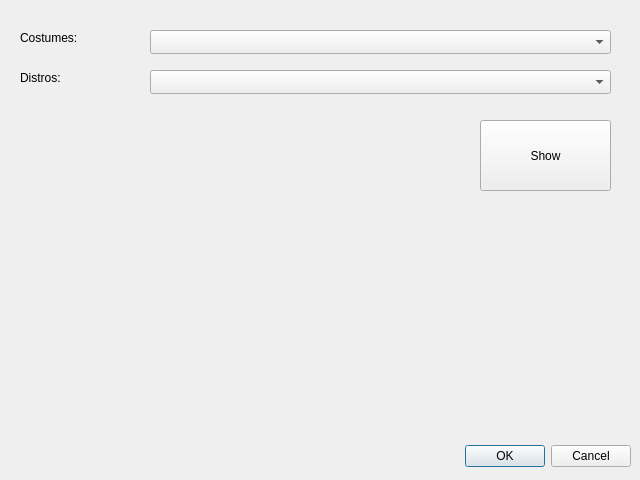
pieroproietti/pengui, file src/ui/wardrobe_show.ui: the form before one commit.
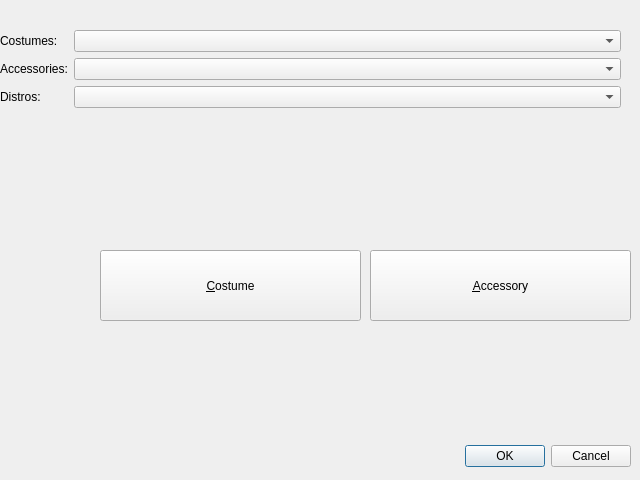
The form after the commit.

The edit to the form file:
```diff
--- a/src/ui/wardrobe_show.ui
+++ b/src/ui/wardrobe_show.ui
@@ -29,41 +29,28 @@
     <set>QDialogButtonBox::Cancel|QDialogButtonBox::Ok</set>
    </property>
   </widget>
-  <widget class="QLabel" name="labelCostumes">
+  <widget class="QPushButton" name="pushButtonShowCostume">
    <property name="geometry">
     <rect>
-     <x>20</x>
-     <y>30</y>
-     <width>101</width>
-     <height>16</height>
+     <x>100</x>
+     <y>250</y>
+     <width>261</width>
+     <height>71</height>
     </rect>
    </property>
    <property name="toolTip">
     <string>Costumes</string>
    </property>
    <property name="text">
-    <string>Costumes:</string>
+    <string>&amp;Costume</string>
    </property>
   </widget>
-  <widget class="QComboBox" name="comboBoxCostumes">
+  <widget class="QPushButton" name="pushButtonShowAccessory">
    <property name="geometry">
     <rect>
-     <x>150</x>
-     <y>30</y>
-     <width>461</width>
-     <height>24</height>
-    </rect>
-   </property>
-   <property name="toolTip">
-    <string>Select the costume to wear</string>
-   </property>
-  </widget>
-  <widget class="QPushButton" name="pushButtonShow">
-   <property name="geometry">
-    <rect>
-     <x>480</x>
-     <y>120</y>
-     <width>131</width>
+     <x>370</x>
+     <y>250</y>
+     <width>261</width>
      <height>71</height>
     </rect>
    </property>
@@ -71,37 +58,71 @@
     <string>show costume yaml</string>
    </property>
    <property name="text">
-    <string>Show</string>
+    <string>&amp;Accessory</string>
    </property>
   </widget>
-  <widget class="QLabel" name="labelDistro">
+  <widget class="QWidget" name="layoutWidget">
    <property name="geometry">
     <rect>
-     <x>20</x>
-     <y>70</y>
-     <width>101</width>
-     <height>16</height>
+     <x>0</x>
+     <y>30</y>
+     <width>621</width>
+     <height>181</height>
     </rect>
    </property>
-   <property name="toolTip">
-    <string>distros</string>
-   </property>
-   <property name="text">
-    <string>Distros:</string>
-   </property>
-  </widget>
-  <widget class="QComboBox" name="comboBoxDistros">
-   <property name="geometry">
-    <rect>
-     <x>150</x>
-     <y>70</y>
-     <width>461</width>
-     <height>24</height>
-    </rect>
-   </property>
-   <property name="toolTip">
-    <string>select distribution </string>
-   </property>
+   <layout class="QFormLayout" name="formLayout">
+    <item row="0" column="0">
+     <widget class="QLabel" name="labelCostumes">
+      <property name="toolTip">
+       <string>Costumes</string>
+      </property>
+      <property name="text">
+       <string>Costumes:</string>
+      </property>
+     </widget>
+    </item>
+    <item row="0" column="1">
+     <widget class="QComboBox" name="comboBoxCostumes">
+      <property name="toolTip">
+       <string>Select the costume to wear</string>
+      </property>
+     </widget>
+    </item>
+    <item row="1" column="0">
+     <widget class="QLabel" name="labelAccessories">
+      <property name="toolTip">
+       <string>Accessories: applied to costumes </string>
+      </property>
+      <property name="text">
+       <string>Accessories:</string>
+      </property>
+     </widget>
+    </item>
+    <item row="1" column="1">
+     <widget class="QComboBox" name="comboBoxAccessories">
+      <property name="toolTip">
+       <string>Select the accessories to wear</string>
+      </property>
+     </widget>
+    </item>
+    <item row="2" column="0">
+     <widget class="QLabel" name="labelDistro">
+      <property name="toolTip">
+       <string>distros</string>
+      </property>
+      <property name="text">
+       <string>Distros:</string>
+      </property>
+     </widget>
+    </item>
+    <item row="2" column="1">
+     <widget class="QComboBox" name="comboBoxDistros">
+      <property name="toolTip">
+       <string>select distribution </string>
+      </property>
+     </widget>
+    </item>
+   </layout>
   </widget>
  </widget>
  <resources/>
```
Left out of the diff: 4 changed lines with no effect on the pictures.
